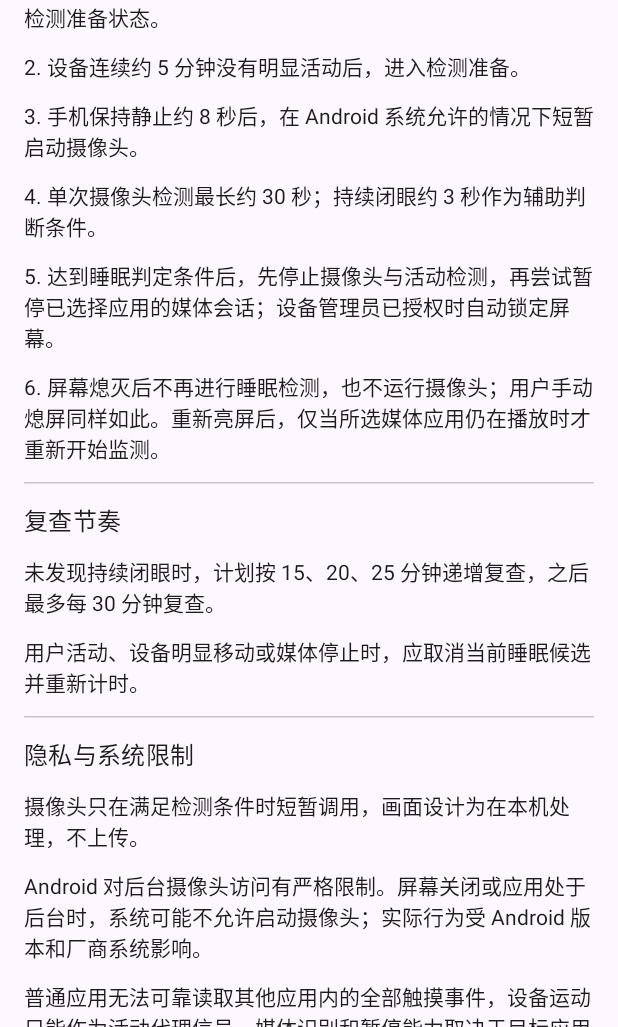
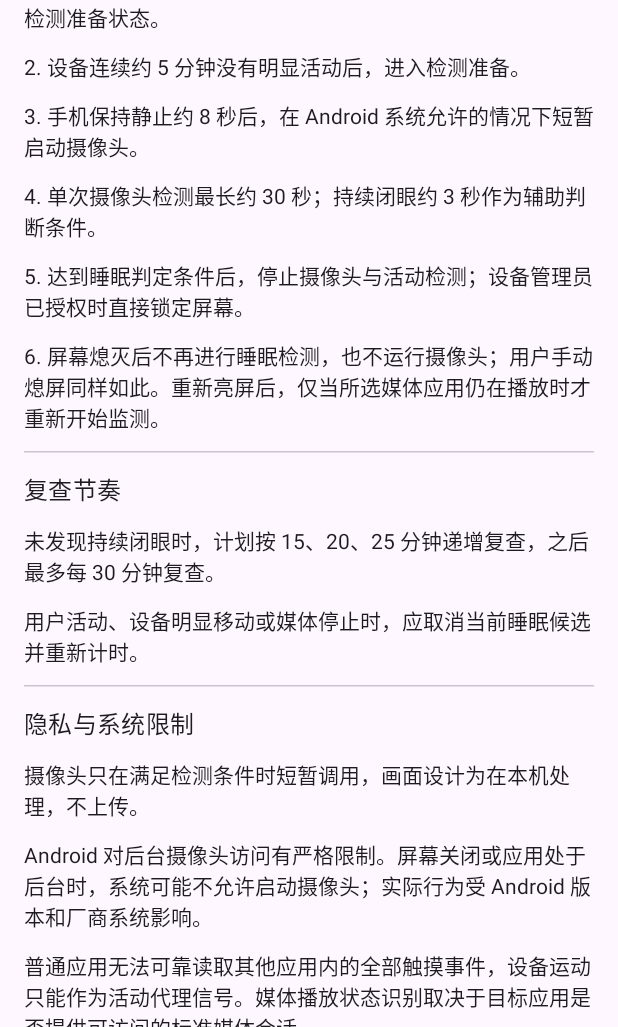
Before and after one commit to Aiccest/SleepGuard-Android, an Android app built with Jetpack Compose: the composable StrategyScreen shown on its own in the app's theme, on a phone screen of 412 x 824 dp, the part 209-1236 px from its top. Run offline under Robolectric (Android 15) with nearby library versions, the phone set to English and light mode, and no system bars.

Commit message:
Align SleepMate UI with direct-lock behavior

```diff
--- a/app/src/main/java/com/sleepmate/app/MainActivity.kt
+++ b/app/src/main/java/com/sleepmate/app/MainActivity.kt
@@ -282,7 +282,7 @@ private fun HomeScreen(
                 PermissionLine("设备管理员（自动锁屏）", activity.adminActive)
                 if (!activity.adminActive) {
                     Text(
-                        "设备管理员是自动锁屏的必要授权。未激活时仍可启动监测，但确认入睡后只能暂停媒体，无法自动锁屏。",
+                        "设备管理员是自动锁屏的必要授权。未激活时仍可启动监测，但确认入睡后无法自动锁屏。",
                         style = MaterialTheme.typography.bodySmall,
                         color = MaterialTheme.colorScheme.error
                     )
@@ -298,7 +298,7 @@ private fun HomeScreen(
             Column(Modifier.padding(16.dp), verticalArrangement = Arrangement.spacedBy(6.dp)) {
                 Text("系统运行提示", style = MaterialTheme.typography.titleMedium)
                 Text("小米 / Redmi 等系统建议为 SleepMate 开启自启动，并将电池策略设为无限制。")
-                Text("应用列表只显示具有桌面启动入口的已安装应用；个别不提供标准媒体会话的应用，即使勾选也可能无法识别或暂停。", style = MaterialTheme.typography.bodySmall)
+                Text("应用列表只显示具有桌面启动入口的已安装应用；个别不提供标准媒体会话的应用，即使勾选也可能无法识别播放状态。", style = MaterialTheme.typography.bodySmall)
             }
         }
     }
@@ -468,7 +468,7 @@ private fun StrategyScreen(onBack: () -> Unit) {
             Text("2. 设备连续约 5 分钟没有明显活动后，进入检测准备。")
             Text("3. 手机保持静止约 8 秒后，在 Android 系统允许的情况下短暂启动摄像头。")
             Text("4. 单次摄像头检测最长约 30 秒；持续闭眼约 3 秒作为辅助判断条件。")
-            Text("5. 达到睡眠判定条件后，先停止摄像头与活动检测，再尝试暂停已选择应用的媒体会话；设备管理员已授权时自动锁定屏幕。")
+            Text("5. 达到睡眠判定条件后，停止摄像头与活动检测；设备管理员已授权时直接锁定屏幕。")
             Text("6. 屏幕熄灭后不再进行睡眠检测，也不运行摄像头；用户手动熄屏同样如此。重新亮屏后，仅当所选媒体应用仍在播放时才重新开始监测。")
             HorizontalDivider()
             Text("复查节奏", style = MaterialTheme.typography.titleMedium)
@@ -478,7 +478,7 @@ private fun StrategyScreen(onBack: () -> Unit) {
             Text("隐私与系统限制", style = MaterialTheme.typography.titleMedium)
             Text("摄像头只在满足检测条件时短暂调用，画面设计为在本机处理，不上传。")
             Text("Android 对后台摄像头访问有严格限制。屏幕关闭或应用处于后台时，系统可能不允许启动摄像头；实际行为受 Android 版本和厂商系统影响。")
-            Text("普通应用无法可靠读取其他应用内的全部触摸事件，设备运动只能作为活动代理信号。媒体识别和暂停能力取决于目标应用是否提供可访问的标准媒体会话。")
+            Text("普通应用无法可靠读取其他应用内的全部触摸事件，设备运动只能作为活动代理信号。媒体播放状态识别取决于目标应用是否提供可访问的标准媒体会话。")
             Text("以上为当前设计策略，不代表睡眠识别准确率、后台准点运行或省电效果已经通过真机验证。")
         }
     }
@@ -508,7 +508,7 @@ private fun AboutScreen(activity: MainActivity, onBack: () -> Unit) {
             Text("SleepMate", style = MaterialTheme.typography.headlineMedium, fontWeight = FontWeight.Bold)
             Text("用户睡着了，手机也该休息了。", style = MaterialTheme.typography.bodyMedium)
             HorizontalDivider()
-            AboutLine("项目用途", "在用户观看视频或收听媒体内容时，尝试识别入睡状态，并在符合条件后暂停媒体、锁定屏幕，减少不必要的播放和亮屏耗电。")
+            AboutLine("项目用途", "在用户观看视频或收听媒体内容时，尝试识别入睡状态，并在符合条件后直接锁定屏幕，减少不必要的亮屏耗电。")
             AboutLine("版本", versionName)
             AboutLine("项目状态", "开发原型，自动睡眠检测链路尚未完成全面构建与真机验证。")
             AboutLine("开源协议", "GNU General Public License v3.0 only（GPL-3.0-only）")
```
